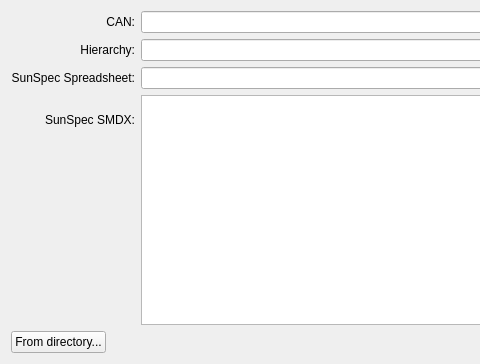
This is src/epcpm/importdialog.ui in epcpower/pm as Qt 5 draws it before an edit; both pictures show x 0 to 480 and y 0 to 364 of the 708 by 364 pixel window. The edited form follows.
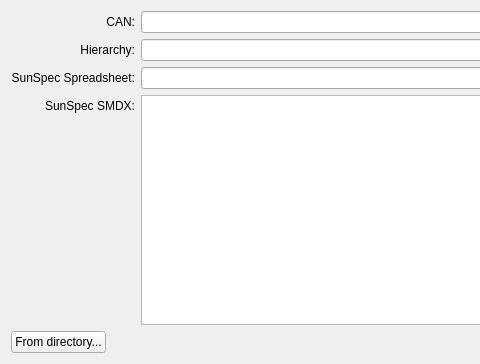
This is the edited form.

Commit message: Import dialog gui tweak

Patch:
```diff
--- a/src/epcpm/importdialog.ui
+++ b/src/epcpm/importdialog.ui
@@ -20,16 +20,6 @@
    <string>Dialog</string>
   </property>
   <layout class="QGridLayout" name="gridLayout">
-   <item row="5" column="0" rowspan="2">
-    <widget class="QLabel" name="label_4">
-     <property name="text">
-      <string>SunSpec SMDX:</string>
-     </property>
-     <property name="alignment">
-      <set>Qt::AlignRight|Qt::AlignTrailing|Qt::AlignVCenter</set>
-     </property>
-    </widget>
-   </item>
    <item row="0" column="2">
     <widget class="QPushButton" name="pick_can">
      <property name="text">
@@ -129,6 +119,16 @@
      </item>
     </layout>
    </item>
+   <item row="5" column="0">
+    <widget class="QLabel" name="label_4">
+     <property name="text">
+      <string>SunSpec SMDX:</string>
+     </property>
+     <property name="alignment">
+      <set>Qt::AlignRight|Qt::AlignTrailing|Qt::AlignVCenter</set>
+     </property>
+    </widget>
+   </item>
   </layout>
  </widget>
  <resources/>
```
